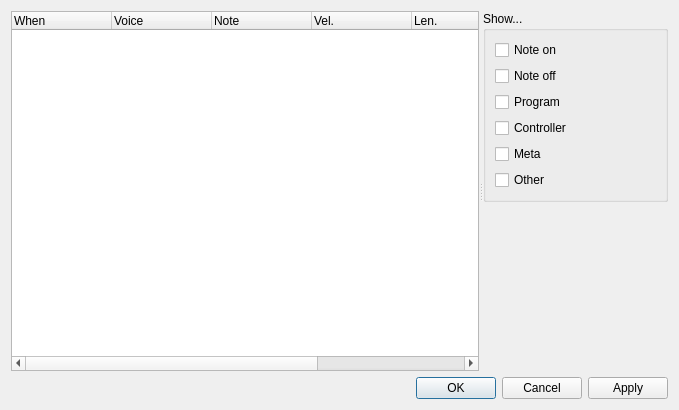
Above: src/Gui/Dialogs/AllEvents.ui from waddlesplash/ragingmidi before the change. Below: the same form after it.
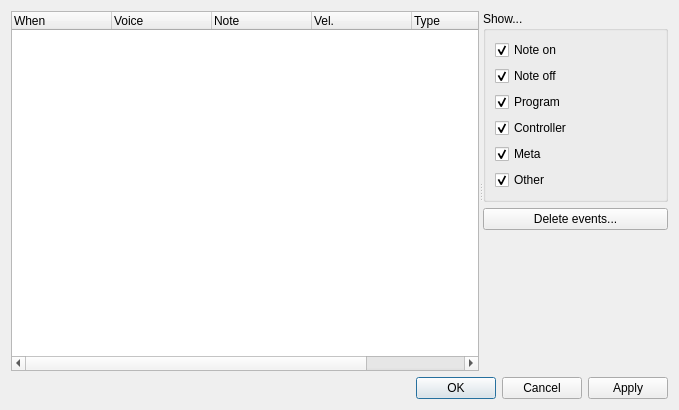
That is the form after the change.

Commit message: More work on all events dialog.

Patch:
```diff
--- a/src/Gui/Dialogs/AllEvents.ui
+++ b/src/Gui/Dialogs/AllEvents.ui
@@ -46,11 +46,6 @@
         <string comment="Velocity">Vel.</string>
        </property>
       </column>
-      <column>
-       <property name="text">
-        <string comment="Length">Len.</string>
-       </property>
-      </column>
       <column>
        <property name="text">
         <string>Type</string>
@@ -67,6 +62,19 @@
        <property name="margin">
         <number>0</number>
        </property>
+       <item row="2" column="0">
+        <spacer name="verticalSpacer">
+         <property name="orientation">
+          <enum>Qt::Vertical</enum>
+         </property>
+         <property name="sizeHint" stdset="0">
+          <size>
+           <width>20</width>
+           <height>40</height>
+          </size>
+         </property>
+        </spacer>
+       </item>
        <item row="0" column="0">
         <widget class="QGroupBox" name="groupBox">
          <property name="title">
@@ -78,6 +86,9 @@
             <property name="text">
              <string>Note on</string>
             </property>
+            <property name="checked">
+             <bool>true</bool>
+            </property>
            </widget>
           </item>
           <item row="3" column="0">
@@ -85,6 +96,9 @@
             <property name="text">
              <string>Controller</string>
             </property>
+            <property name="checked">
+             <bool>true</bool>
+            </property>
            </widget>
           </item>
           <item row="4" column="0">
@@ -92,6 +106,9 @@
             <property name="text">
              <string>Meta</string>
             </property>
+            <property name="checked">
+             <bool>true</bool>
+            </property>
            </widget>
           </item>
           <item row="1" column="0">
@@ -99,6 +116,9 @@
             <property name="text">
              <string>Note off</string>
             </property>
+            <property name="checked">
+             <bool>true</bool>
+            </property>
            </widget>
           </item>
           <item row="2" column="0">
@@ -106,6 +126,9 @@
             <property name="text">
              <string>Program</string>
             </property>
+            <property name="checked">
+             <bool>true</bool>
+            </property>
            </widget>
           </item>
           <item row="5" column="0">
@@ -113,23 +136,20 @@
             <property name="text">
              <string>Other</string>
             </property>
+            <property name="checked">
+             <bool>true</bool>
+            </property>
            </widget>
           </item>
          </layout>
         </widget>
        </item>
        <item row="1" column="0">
-        <spacer name="verticalSpacer">
-         <property name="orientation">
-          <enum>Qt::Vertical</enum>
+        <widget class="QPushButton" name="delCertEvBtn">
+         <property name="text">
+          <string>Delete events...</string>
          </property>
-         <property name="sizeHint" stdset="0">
-          <size>
-           <width>20</width>
-           <height>40</height>
-          </size>
-         </property>
-        </spacer>
+        </widget>
        </item>
       </layout>
      </widget>
```
Left out of the diff: 21 changed lines with no effect on the pictures. The commit also changes 2 other files.
